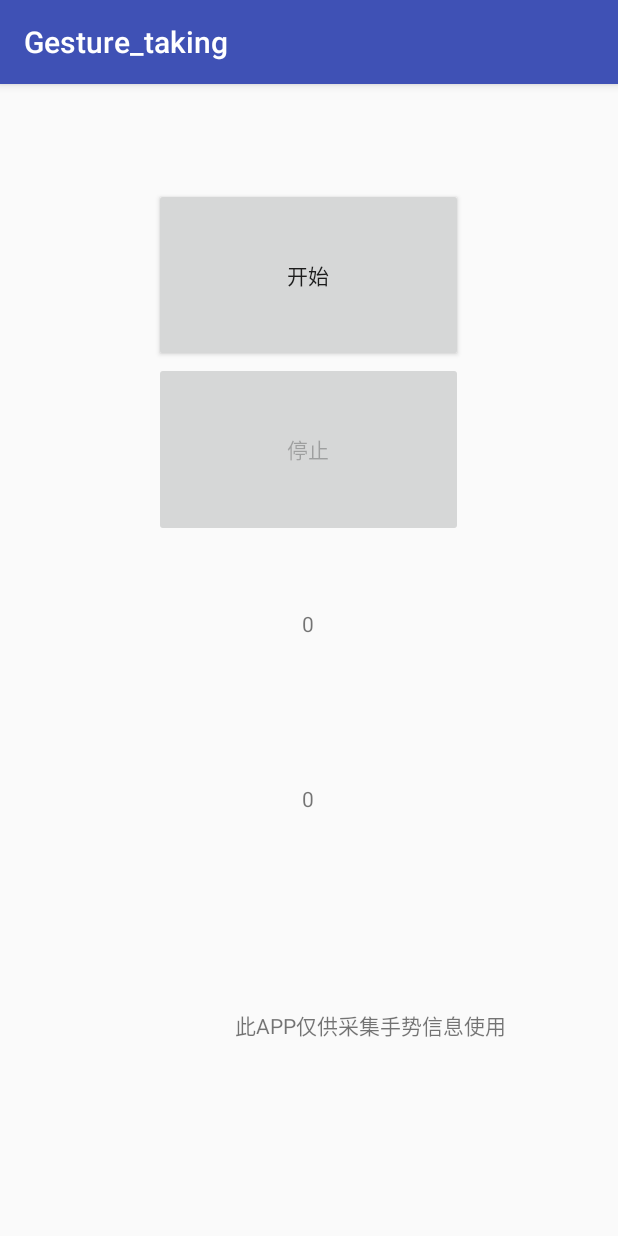
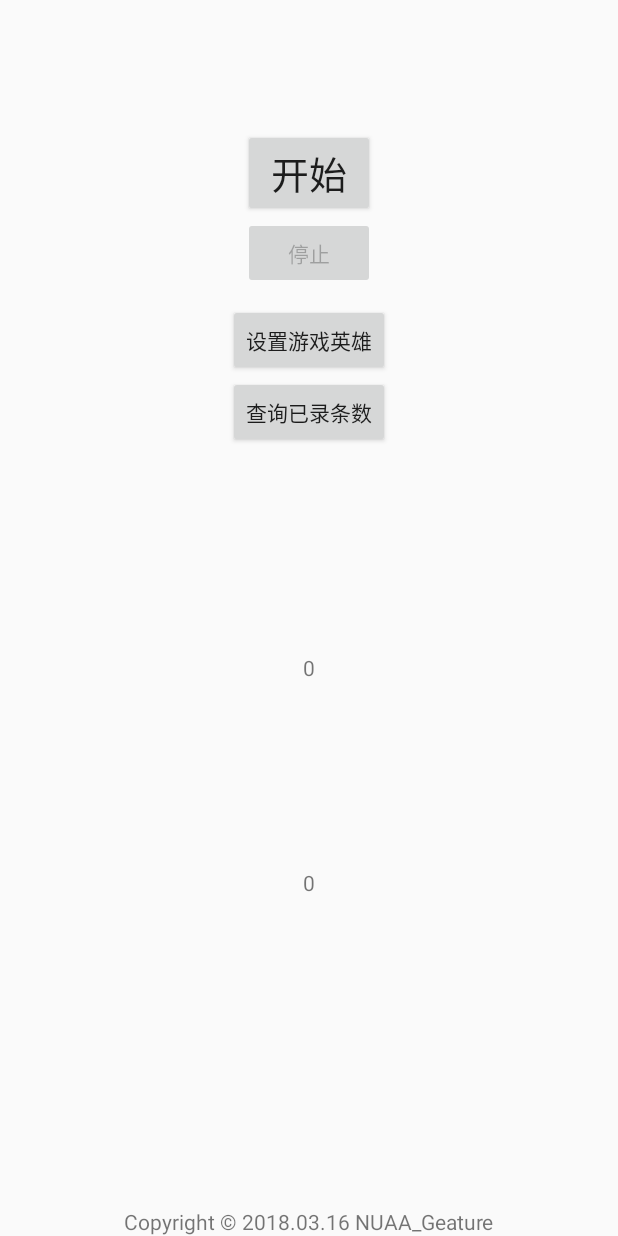
Before and after one commit to 15651873068/GestureRecognizeDemo, an Android app: the screen it shows after launch (MainActivity), on a phone screen of 412 x 824 dp. Run offline under Robolectric (Android 15) with nearby library versions, the phone set to English and light mode, and no system bars; libraries missing offline, so code that uses them is left out: cn.bmob.v3, com.github.dfqin.grantor; 2 statements that could not run were skipped.

Commit message:
完成了了录取三秒钟手势的所有功能

```diff
--- a/app/src/main/AndroidManifest.xml
+++ b/app/src/main/AndroidManifest.xml
@@ -25,7 +25,7 @@
         android:icon="@mipmap/icon"
         android:label="@string/app_name"
         android:supportsRtl="true"
-        android:theme="@style/AppTheme">
+        android:theme="@style/Theme.AppCompat.Light.NoActionBar">
         <activity android:name=".Activity.MainActivity">
             <intent-filter>
                 <action android:name="android.intent.action.MAIN" />
--- a/app/src/main/java/com/lee/edu/mydemo/Activity/MainActivity.java
+++ b/app/src/main/java/com/lee/edu/mydemo/Activity/MainActivity.java
@@ -1,6 +1,8 @@
 package com.lee.edu.mydemo.Activity;
 
 
+import android.app.AlertDialog;
+import android.content.DialogInterface;
 import android.os.Build;
 import android.support.annotation.NonNull;
 import android.support.v7.app.AppCompatActivity;
@@ -20,7 +22,7 @@ import cn.bmob.v3.Bmob;
 
 public class MainActivity extends AppCompatActivity {
 
-   private GlobalBean globalBean;
+    private GlobalBean globalBean;
 
     @Override
     protected void onCreate(Bundle savedInstanceState) {
@@ -32,13 +34,12 @@ public class MainActivity extends AppCompatActivity {
         }
 
         Bmob.initialize(this, "9dbc988651cd8b0403a4d8e2566459e9");
-         globalBean=new GlobalBean(MainActivity.this);
+        globalBean = new GlobalBean(MainActivity.this);
+        globalBean.ShowChoiseWho();
         Init();
 
 
     }
-
-
 
 
     private void Init() {
@@ -49,12 +50,11 @@ public class MainActivity extends AppCompatActivity {
         globalBean.tvDist2 = (TextView) findViewById(R.id.textView2);
         globalBean.tvDist2.setText(String.valueOf(0));
         globalBean.btnStopRecord.setEnabled(false);
+        globalBean.btnQuerycount= (Button) findViewById(R.id.bt_query_count);
+        globalBean.btnSetWhichandWho= (Button) findViewById(R.id.bt_setusername);
+
         globalBean.Init();
     }
-
-
-
-
 
 
     private void RequestPermission() {
@@ -76,4 +76,6 @@ public class MainActivity extends AppCompatActivity {
             }, permissions);
         }
     }
+
+
 }
--- a/app/src/main/java/com/lee/edu/mydemo/JavaBean/GlobalBean.java
+++ b/app/src/main/java/com/lee/edu/mydemo/JavaBean/GlobalBean.java
@@ -1,22 +1,33 @@
 package com.lee.edu.mydemo.JavaBean;
 
 import android.annotation.SuppressLint;
+import android.app.AlertDialog;
 import android.content.Context;
+import android.content.DialogInterface;
 import android.media.AudioFormat;
 import android.media.AudioRecord;
 import android.media.MediaRecorder;
 import android.os.Handler;
 import android.os.Message;
+import android.util.Log;
 import android.view.View;
 import android.widget.Button;
 import android.widget.TextView;
 import android.widget.Toast;
 
+import com.lee.edu.mydemo.Activity.MainActivity;
 import com.lee.edu.mydemo.Thread.InstantPlayThread;
 import com.lee.edu.mydemo.Thread.InstantRecordThread;
 import com.lee.edu.mydemo.Utils.FrequencyPlayerUtils;
 
+import java.text.SimpleDateFormat;
 import java.util.ArrayList;
+import java.util.Date;
+import java.util.List;
+
+import cn.bmob.v3.BmobQuery;
+import cn.bmob.v3.exception.BmobException;
+import cn.bmob.v3.listener.FindListener;
 
 /**
  * Created by dmrf on 18-3-15.
@@ -48,6 +59,9 @@ public class GlobalBean {
     public Button btnStopRecord;        //结束按钮
     public TextView tvDist;            //显示距离
     public TextView tvDist2;            //显示距离
+    public Button btnSetWhichandWho;
+    public Button btnQuerycount;
+    public int is_in_count = -1;
 
     /*
     variable
@@ -55,6 +69,7 @@ public class GlobalBean {
     public boolean flag = true;        //播放标志
     public ArrayList<Double> L_I[];
     public ArrayList<Double> L_Q[];
+    public String whoandwhich = "";
 
     private Context context;
 
@@ -66,10 +81,10 @@ public class GlobalBean {
         public void handleMessage(Message msg) {
             switch (msg.what) {
                 case 0:
-                    if(msg.obj.toString().equals("stop")){
+                    if (msg.obj.toString().equals("stop")) {
                         Stop();
-                    }else if(msg.obj.toString().equals("playe")) {
-                        Toast.makeText(context,"发生了异常，请联系最帅的人优化代码～",Toast.LENGTH_SHORT).show();
+                    } else if (msg.obj.toString().equals("playe")) {
+                        Toast.makeText(context, "发生了异常，请联系最帅的人优化代码～", Toast.LENGTH_SHORT).show();
                     }
                     break;
                 case 1:
@@ -99,6 +114,7 @@ public class GlobalBean {
 
         }
 
+
         audioRecord = new AudioRecord(
                 MediaRecorder.AudioSource.MIC,//从麦克风采集音频
                 sampleRateInHz,//采样率，这里的值是sampleRateInHz = 44100即每秒钟采样44100次
@@ -113,6 +129,10 @@ public class GlobalBean {
                 btnPlayRecord.setEnabled(false);
                 btnStopRecord.setEnabled(true);
 
+                if (whoandwhich.equals("")) {
+                    Toast.makeText(context, "不告诉我你是谁不让你录！", Toast.LENGTH_SHORT).show();
+                    return;
+                }
                 if (L_I[0] != null) {
                     for (int i = 0; i < 8; i++) {
                         L_I[i].clear();
@@ -145,6 +165,46 @@ public class GlobalBean {
                 Stop();
             }
         });
+
+        btnQuerycount.setOnClickListener(new View.OnClickListener() {
+            @Override
+            public void onClick(View view) {
+                btnQuerycount.setText("查询中.......");
+                if (whoandwhich.equals("")) {
+                    Toast.makeText(context, "不告诉我你是谁我怎么怎么帮你查！", Toast.LENGTH_SHORT).show();
+                    btnQuerycount.setText("查询已录条数");
+                    return;
+                } else {
+
+                    if (is_in_count != -1) {
+                        Toast.makeText(context, "已录入" + is_in_count + "条数据", Toast.LENGTH_SHORT).show();
+                    } else {
+                        BmobQuery<DataBean> bmobQuery = new BmobQuery<DataBean>();
+                        bmobQuery.addWhereEqualTo("whoandwhich", whoandwhich);
+                        bmobQuery.findObjects(new FindListener<DataBean>() {
+                            @Override
+                            public void done(List<DataBean> list, BmobException e) {
+                                if (e == null) {
+                                    Toast.makeText(context, "已录入" + list.size() + "条数据", Toast.LENGTH_SHORT).show();
+
+                                } else {
+                                    Toast.makeText(context, "查询数据失败，请联系最帅的人查找bug～", Toast.LENGTH_SHORT).show();
+                                }
+                                btnQuerycount.setText("查询已录条数");
+                            }
+                        });
+                    }
+                }
+            }
+        });
+
+        btnSetWhichandWho.setOnClickListener(new View.OnClickListener() {
+            @Override
+            public void onClick(View view) {
+                whoandwhich = "";
+                ShowChoiseWho();
+            }
+        });
     }
 
 
@@ -167,4 +227,49 @@ public class GlobalBean {
 
     }
 
+
+    public void ShowChoiseWho() {
+
+        AlertDialog.Builder builder = new AlertDialog.Builder(context, android.R.style.Theme_Holo_Light_Dialog);
+        //builder.setIcon(R.drawable.ic_launcher);
+        builder.setTitle("设置玩家姓名");
+        //    指定下拉列表的显示数据
+        final String[] names = {"王jun玙", "历傲然", "蔡益武", "李珍岩", "张玉麟", "薛方岗"};
+        final String[] codes = {"wangjunyu", "liaoran", "caiyiwu", "lizhenyan", "zhangyulin", "xuefanggang"};
+        SimpleDateFormat formatter = new SimpleDateFormat("MM_dd");
+        Date curDate = new Date(System.currentTimeMillis());//获取当前时间
+        final String day = formatter.format(curDate);
+
+        //    设置一个下拉的列表选择项
+        builder.setItems(names, new DialogInterface.OnClickListener() {
+            @Override
+            public void onClick(DialogInterface dialog, int which) {
+
+                whoandwhich = codes[which] + "_" + day;
+                ShowChoiseWhich();
+            }
+        });
+        builder.show();
+    }
+
+
+    private void ShowChoiseWhich() {
+
+        AlertDialog.Builder builder = new AlertDialog.Builder(context, android.R.style.Theme_Holo_Light_Dialog);
+        //builder.setIcon(R.drawable.ic_launcher);
+        builder.setTitle("设置游戏英雄");
+        //    指定下拉列表的显示数据
+        final String[] names = {"A", "B", "C", "D", "E", "F"};
+        //    设置一个下拉的列表选择项
+        builder.setItems(names, new DialogInterface.OnClickListener() {
+            @Override
+            public void onClick(DialogInterface dialog, int which) {
+
+                whoandwhich = whoandwhich + "_" + names[which];
+                Toast.makeText(context, "choose:" + whoandwhich, Toast.LENGTH_SHORT).show();
+            }
+        });
+        builder.show();
+    }
+
 }
--- a/app/src/main/res/layout/activity_main.xml
+++ b/app/src/main/res/layout/activity_main.xml
@@ -18,36 +18,50 @@
         android:layout_weight="1"
         android:orientation="horizontal">
 
-        <TextView
-            android:layout_width="0dp"
-            android:layout_height="match_parent"
-            android:layout_weight="0.5" />
+
 
         <LinearLayout
-            android:layout_width="0dp"
+            android:layout_width="wrap_content"
             android:layout_height="match_parent"
             android:layout_weight="1"
+            android:layout_gravity="center_horizontal"
             android:orientation="vertical">
 
             <Button
                 android:id="@+id/btnplayrecord"
-                android:layout_width="match_parent"
-                android:layout_height="0dp"
-                android:layout_weight="1"
+                android:textSize="25dp"
+                android:layout_width="wrap_content"
+                android:layout_height="wrap_content"
+                android:layout_gravity="center"
                 android:text="开始" />
 
             <Button
                 android:id="@+id/btnstoprecord"
-                android:layout_width="match_parent"
-                android:layout_height="0dp"
-                android:layout_weight="1"
+                android:layout_width="wrap_content"
+                android:layout_height="wrap_content"
+                android:layout_gravity="center"
                 android:text="停止" />
+
+
+            <Button
+                android:layout_marginTop="10dp"
+                android:id="@+id/bt_setusername"
+                android:layout_width="wrap_content"
+                android:layout_height="wrap_content"
+                android:layout_gravity="center_horizontal"
+                android:gravity="center"
+                android:text="设置游戏英雄" />
+
+            <Button
+                android:id="@+id/bt_query_count"
+                android:layout_width="wrap_content"
+                android:layout_height="wrap_content"
+                android:layout_gravity="center_horizontal"
+                android:gravity="center"
+                android:text="查询已录条数" />
         </LinearLayout>
 
-        <TextView
-            android:layout_width="0dp"
-            android:layout_height="match_parent"
-            android:layout_weight="0.5" />
+
     </LinearLayout>
 
     <LinearLayout
@@ -56,10 +70,7 @@
         android:layout_weight="1"
         android:orientation="horizontal">
 
-        <TextView
-            android:layout_width="0dp"
-            android:layout_height="match_parent"
-            android:layout_weight="0.5" />
+
 
         <LinearLayout
             android:layout_width="0dp"
@@ -73,7 +84,6 @@
                 android:layout_height="0dp"
                 android:layout_weight="1"
                 android:gravity="center"
-
                 android:text="0.00" />
 
 
@@ -87,17 +97,18 @@
 
         </LinearLayout>
 
-        <TextView
-            android:layout_width="0dp"
-            android:layout_height="match_parent"
-            android:layout_weight="0.5" />
+
     </LinearLayout>
 
+
     <TextView
-        android:layout_width="match_parent"
+        android:layout_width="0dp"
         android:layout_height="0dp"
-        android:layout_weight="1"
-        android:text="\n\n\n\n\n
-                                              此APP仅供采集手势信息使用" />
+        android:layout_weight="0.5" />
 
+<TextView
+    android:layout_width="wrap_content"
+    android:layout_height="wrap_content"
+    android:layout_gravity="center_horizontal"
+    android:text="Copyright © 2018.03.16 NUAA_Geature"/>
 </LinearLayout>
```
Also changed, not shown: app/src/main/java/com/lee/edu/mydemo/JavaBean/DataBean.java (+9 -0 lines), app/src/main/java/com/lee/edu/mydemo/Thread/InstantRecordThread.java (+11 -11 lines), app/src/main/java/com/lee/edu/mydemo/Utils/SendDataUtils.java (+11 -2 lines).
